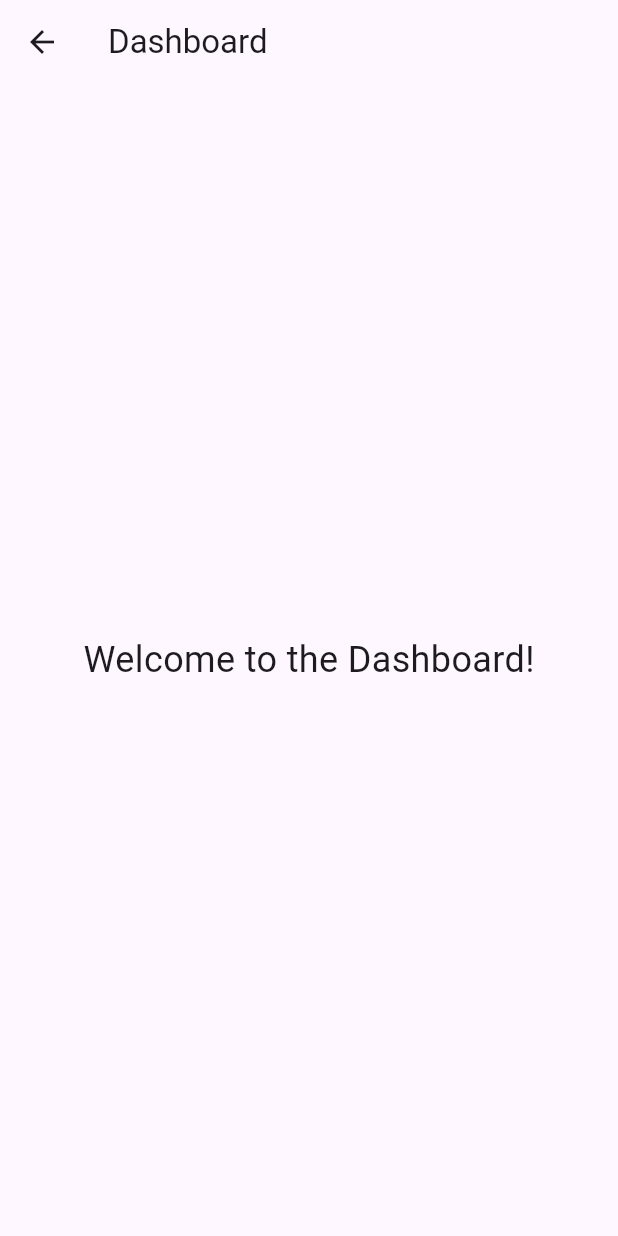
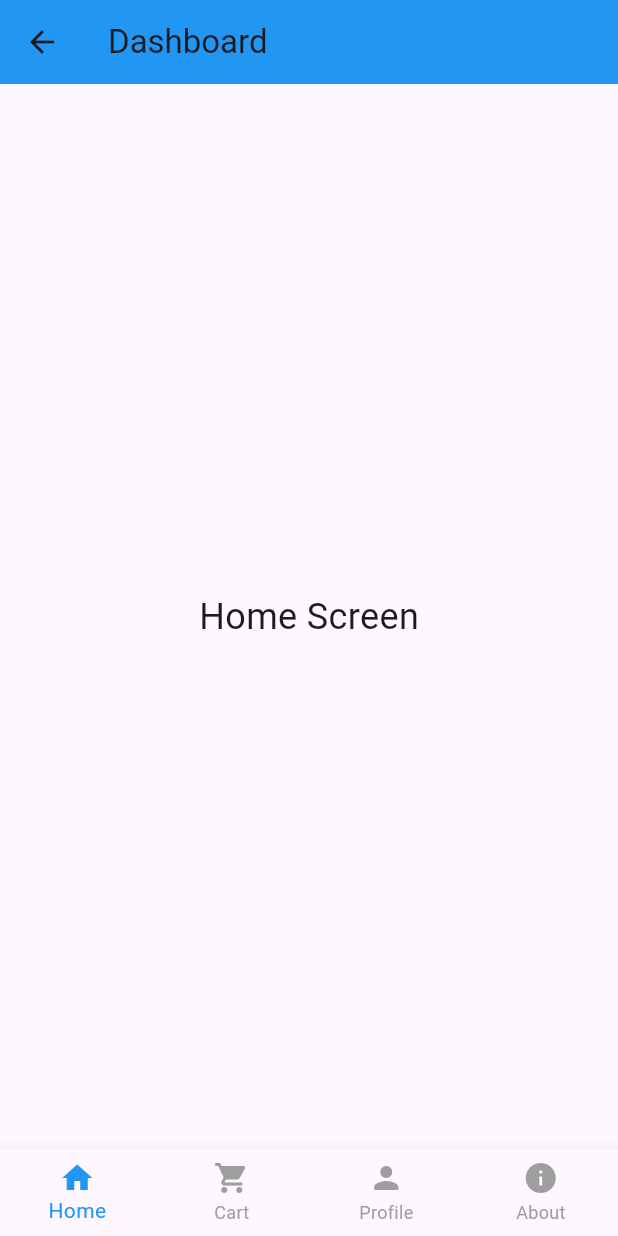
Before and after one commit to divinesrkti2005/shoe_locker, a Flutter app: the DashboardPage screen opened by its route, on a phone screen of 412 x 824 dp. Run offline on Flutter 3.47's test engine with Material 3 defaults, Android fonts, the phone set to English and light mode, and no system bars.

Commit message:
Dashboard page

```diff
--- a/lib/view/dashboard_page.dart
+++ b/lib/view/dashboard_page.dart
@@ -1,16 +1,111 @@
 import 'package:flutter/material.dart';
 
-class DashboardPage extends StatelessWidget {
+class DashboardPage extends StatefulWidget {
+  @override
+  _DashboardPageState createState() => _DashboardPageState();
+}
+
+class _DashboardPageState extends State<DashboardPage> {
+  int _selectedIndex = 0;
+
+  final List<Widget> _screens = [
+    HomeScreen(),
+    CartScreen(),
+    ProfileScreen(),
+    AboutScreen(),
+  ];
+
+  void _onItemTapped(int index) {
+    setState(() {
+      _selectedIndex = index;
+    });
+  }
+
   @override
   Widget build(BuildContext context) {
     return Scaffold(
-      appBar: AppBar(title: Text("Dashboard")),
-      body: Center(
-        child: Text(
-          "Welcome to the Dashboard!",
-          style: TextStyle(fontSize: 24),
+      appBar: AppBar(
+        leading: IconButton(
+          icon: Icon(Icons.arrow_back),
+          onPressed: () => Navigator.of(context).pop(),
         ),
+        title: Text('Dashboard'),
+        backgroundColor: Colors.blue,
+      ),
+      body: _screens[_selectedIndex],
+      bottomNavigationBar: BottomNavigationBar(
+        type: BottomNavigationBarType.fixed,
+        currentIndex: _selectedIndex,
+        onTap: _onItemTapped,
+        selectedItemColor: Colors.blue,
+        unselectedItemColor: Colors.grey,
+        items: const [
+          BottomNavigationBarItem(
+            icon: Icon(Icons.home),
+            label: 'Home',
+          ),
+          BottomNavigationBarItem(
+            icon: Icon(Icons.shopping_cart),
+            label: 'Cart',
+          ),
+          BottomNavigationBarItem(
+            icon: Icon(Icons.person),
+            label: 'Profile',
+          ),
+          BottomNavigationBarItem(
+            icon: Icon(Icons.info),
+            label: 'About',
+          ),
+        ],
       ),
     );
   }
 }
+
+class HomeScreen extends StatelessWidget {
+  @override
+  Widget build(BuildContext context) {
+    return Center(
+      child: Text(
+        'Home Screen',
+        style: TextStyle(fontSize: 24),
+      ),
+    );
+  }
+}
+
+class CartScreen extends StatelessWidget {
+  @override
+  Widget build(BuildContext context) {
+    return Center(
+      child: Text(
+        'Cart Screen',
+        style: TextStyle(fontSize: 24),
+      ),
+    );
+  }
+}
+
+class ProfileScreen extends StatelessWidget {
+  @override
+  Widget build(BuildContext context) {
+    return Center(
+      child: Text(
+        'Profile Screen',
+        style: TextStyle(fontSize: 24),
+      ),
+    );
+  }
+}
+
+class AboutScreen extends StatelessWidget {
+  @override
+  Widget build(BuildContext context) {
+    return Center(
+      child: Text(
+        'About Screen',
+        style: TextStyle(fontSize: 24),
+      ),
+    );
+  }
+}
```
